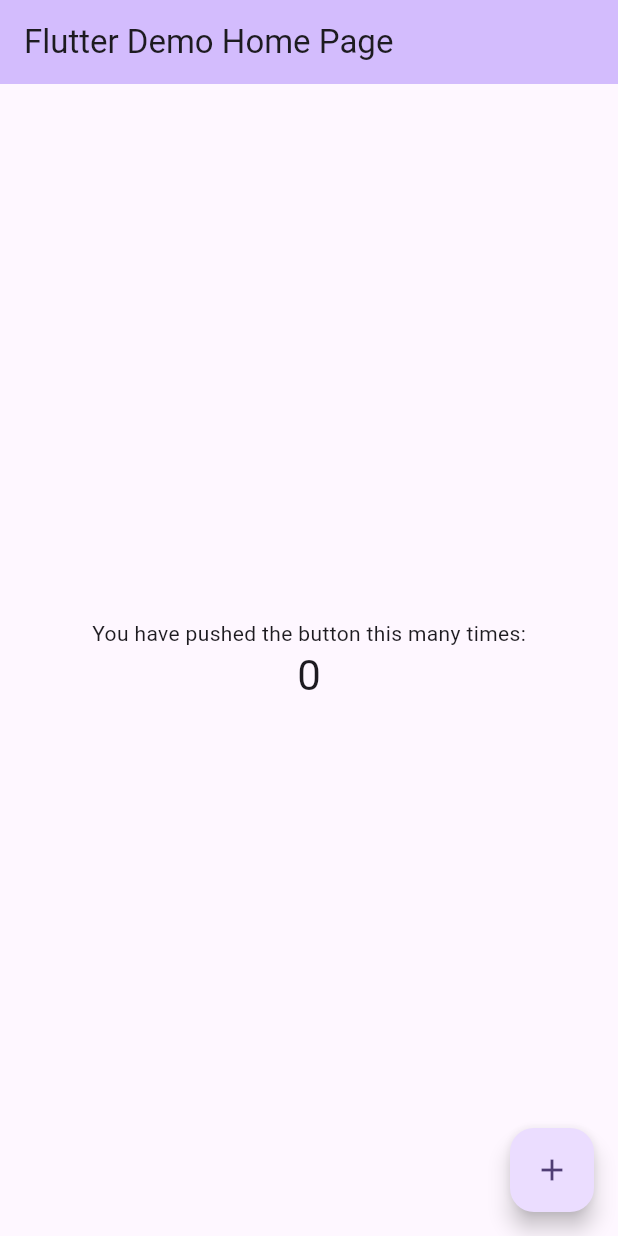
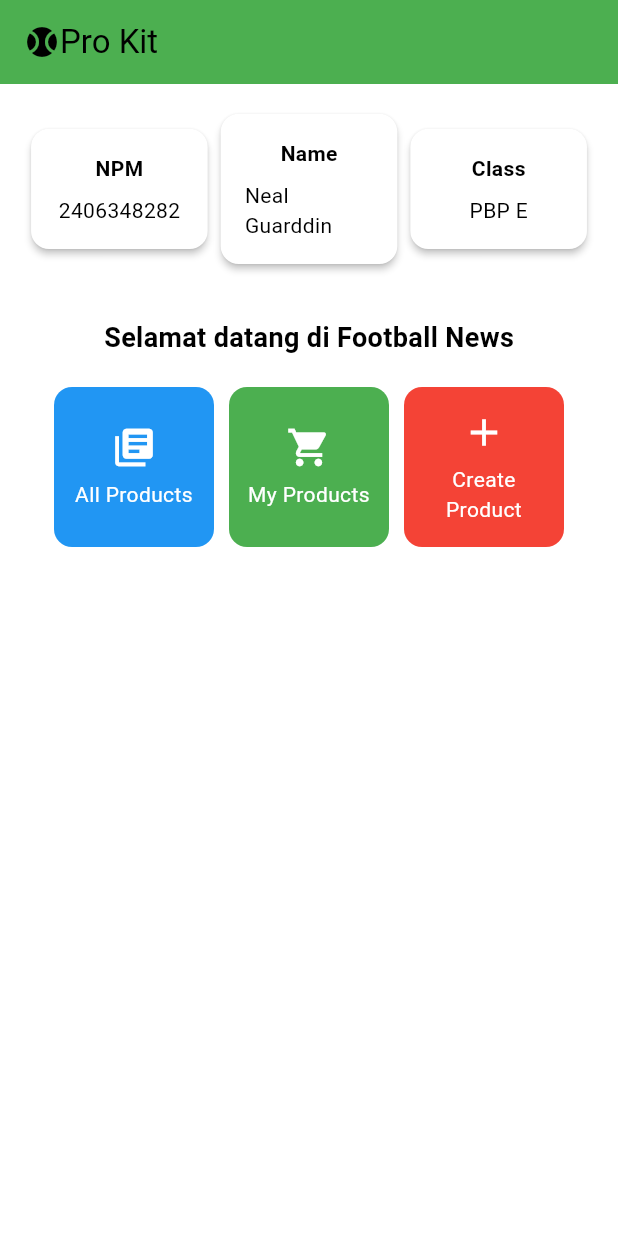
Before and after one commit to CerebrumCoder/pro-kit-mobile, a Flutter app: the screen it shows after launch, on a phone screen of 412 x 824 dp. Run offline on Flutter 3.47's test engine with Material 3 defaults, Android fonts, the phone set to English and light mode, and no system bars.

Commit message:
Tugas 7 Selesai

```diff
--- a/lib/main.dart
+++ b/lib/main.dart
@@ -1,122 +1,204 @@
 import 'package:flutter/material.dart';
 
 void main() {
-  runApp(const MyApp());
+  runApp(const ProKitApp());
 }
 
-class MyApp extends StatelessWidget {
-  const MyApp({super.key});
+class ProKitApp extends StatelessWidget {
+  const ProKitApp({super.key});
 
-  // This widget is the root of your application.
   @override
   Widget build(BuildContext context) {
     return MaterialApp(
-      title: 'Pro',
+      title: 'ProKit App',
+      debugShowCheckedModeBanner: false,
+      home: BasePage(),
       theme: ThemeData(
-        // This is the theme of your application.
-        //
-        // TRY THIS: Try running your application with "flutter run". You'll see
-        // the application has a purple toolbar. Then, without quitting the app,
-        // try changing the seedColor in the colorScheme below to Colors.green
-        // and then invoke "hot reload" (save your changes or press the "hot
-        // reload" button in a Flutter-supported IDE, or press "r" if you used
-        // the command line to start the app).
-        //
-        // Notice that the counter didn't reset back to zero; the application
-        // state is not lost during the reload. To reset the state, use hot
-        // restart instead.
-        //
-        // This works for code too, not just values: Most code changes can be
-        // tested with just a hot reload.
-        colorScheme: ColorScheme.fromSeed(seedColor: Colors.deepPurple),
+        colorScheme: ColorScheme.fromSwatch(
+          primarySwatch: Colors.green,
+        ).copyWith(secondary: Colors.greenAccent[400]),
       ),
-      home: const MyHomePage(title: 'Flutter Demo Home Page'),
     );
   }
 }
 
-class MyHomePage extends StatefulWidget {
-  const MyHomePage({super.key, required this.title});
+class BasePage extends StatelessWidget {
+  BasePage({super.key});
 
-  // This widget is the home page of your application. It is stateful, meaning
-  // that it has a State object (defined below) that contains fields that affect
-  // how it looks.
+  final String nama = "Neal Guarddin";
+  final String npm = "2406348282";
+  final String kelas = "PBP E";
 
-  // This class is the configuration for the state. It holds the values (in this
-  // case the title) provided by the parent (in this case the App widget) and
-  // used by the build method of the State. Fields in a Widget subclass are
-  // always marked "final".
-
-  final String title;
-
-  @override
-  State<MyHomePage> createState() => _MyHomePageState();
-}
-
-class _MyHomePageState extends State<MyHomePage> {
-  int _counter = 0;
-
-  void _incrementCounter() {
-    setState(() {
-      // This call to setState tells the Flutter framework that something has
-      // changed in this State, which causes it to rerun the build method below
-      // so that the display can reflect the updated values. If we changed
-      // _counter without calling setState(), then the build method would not be
-      // called again, and so nothing would appear to happen.
-      _counter++;
-    });
-  }
+  final List<ItemHomepage> items = [
+    ItemHomepage("All Products", Icons.my_library_books, Colors.blue),
+    ItemHomepage("My Products", Icons.shopping_cart, Colors.green),
+    ItemHomepage("Create Product", Icons.add, Colors.red),
+  ];
 
   @override
   Widget build(BuildContext context) {
-    // This method is rerun every time setState is called, for instance as done
-    // by the _incrementCounter method above.
-    //
-    // The Flutter framework has been optimized to make rerunning build methods
-    // fast, so that you can just rebuild anything that needs updating rather
-    // than having to individually change instances of widgets.
     return Scaffold(
       appBar: AppBar(
-        // TRY THIS: Try changing the color here to a specific color (to
-        // Colors.amber, perhaps?) and trigger a hot reload to see the AppBar
-        // change color while the other colors stay the same.
-        backgroundColor: Theme.of(context).colorScheme.inversePrimary,
-        // Here we take the value from the MyHomePage object that was created by
-        // the App.build method, and use it to set our appbar title.
-        title: Text(widget.title),
+        title: Row(
+          children: [
+            Icon(Icons.sports_baseball_rounded),
+            Text("Pro Kit")
+          ],
+        ),
+
+        backgroundColor: Theme.of(context).colorScheme.primary,
       ),
-      body: Center(
-        // Center is a layout widget. It takes a single child and positions it
-        // in the middle of the parent.
+      body: Padding(
+        padding: const EdgeInsets.all(16.0),
         child: Column(
-          // Column is also a layout widget. It takes a list of children and
-          // arranges them vertically. By default, it sizes itself to fit its
-          // children horizontally, and tries to be as tall as its parent.
-          //
-          // Column has various properties to control how it sizes itself and
-          // how it positions its children. Here we use mainAxisAlignment to
-          // center the children vertically; the main axis here is the vertical
-          // axis because Columns are vertical (the cross axis would be
-          // horizontal).
-          //
-          // TRY THIS: Invoke "debug painting" (choose the "Toggle Debug Paint"
-          // action in the IDE, or press "p" in the console), to see the
-          // wireframe for each widget.
-          mainAxisAlignment: MainAxisAlignment.center,
-          children: <Widget>[
-            const Text('You have pushed the button this many times:'),
-            Text(
-              '$_counter',
-              style: Theme.of(context).textTheme.headlineMedium,
+          crossAxisAlignment: CrossAxisAlignment.center,
+          children: [
+            Row(
+              mainAxisAlignment: MainAxisAlignment.spaceEvenly,
+              children: [
+                InfoCard(title: 'NPM', content: npm),
+                InfoCard(title: 'Name', content: nama),
+                InfoCard(title: 'Class', content: kelas),
+              ],
             ),
+
+            // Memberikan jarak vertikal 16 unit.
+            const SizedBox(height: 16.0),
+            // Menempatkan widget berikutnya di tengah halaman.
+            Center(
+              child: Column(
+                // Menyusun teks dan grid item secara vertikal.
+
+                children: [
+                  // Menampilkan teks sambutan dengan gaya tebal dan ukuran 18.
+                  const Padding(
+                    padding: EdgeInsets.only(top: 16.0),
+                    child: Text(
+                      'Selamat datang di Football News',
+                      style: TextStyle(
+                        fontWeight: FontWeight.bold,
+                        fontSize: 18.0,
+                      ),
+                    ),
+                  ),
+
+                  // Grid untuk menampilkan ItemCard dalam bentuk grid 3 kolom.
+                  GridView.count(
+                    primary: true,
+                    padding: const EdgeInsets.all(20),
+                    crossAxisSpacing: 10,
+                    mainAxisSpacing: 10,
+                    crossAxisCount: 3,
+                    // Agar grid menyesuaikan tinggi kontennya.
+                    shrinkWrap: true,
+
+                    // Menampilkan ItemCard untuk setiap item dalam list items.
+                    children: items.map((ItemHomepage item) {
+                      return ItemCard(item);
+                    }).toList(),
+                  ),
+                ],
+              ),
+            ),
+
           ],
         ),
       ),
-      floatingActionButton: FloatingActionButton(
-        onPressed: _incrementCounter,
-        tooltip: 'Increment',
-        child: const Icon(Icons.add),
-      ), // This trailing comma makes auto-formatting nicer for build methods.
     );
   }
 }
+
+class InfoCard extends StatelessWidget {
+  // Kartu informasi yang menampilkan title dan content.
+
+  final String title;  // Judul kartu.
+  final String content;  // Isi kartu.
+
+  const InfoCard({super.key, required this.title, required this.content});
+
+  @override
+  Widget build(BuildContext context) {
+    return Card(
+      // Membuat kotak kartu dengan bayangan dibawahnya.
+      elevation: 2.0,
+      child: Container(
+        // Mengatur ukuran dan jarak di dalam kartu.
+        width: MediaQuery.of(context).size.width / 3.5, // menyesuaikan dengan lebar device yang digunakan.
+        padding: const EdgeInsets.all(16.0),
+        // Menyusun title dan content secara vertikal.
+        child: Column(
+          children: [
+            Text(
+              title,
+              style: const TextStyle(fontWeight: FontWeight.bold),
+            ),
+            const SizedBox(height: 8.0),
+            Text(content),
+          ],
+        ),
+      ),
+    );
+  }
+}
+
+class ItemHomepage {
+ final String name;
+ final IconData icon;
+ final Color color;
+
+ ItemHomepage(this.name, this.icon, this.color);
+}
+
+class ItemCard extends StatelessWidget {
+  // Menampilkan kartu dengan ikon dan nama.
+
+  final ItemHomepage item;
+
+  const ItemCard(this.item, {super.key});
+
+  @override
+  Widget build(BuildContext context) {
+    return Material(
+      // Menentukan warna latar belakang dari tema aplikasi.
+      color: item.color,
+      // Membuat sudut kartu melengkung.
+      borderRadius: BorderRadius.circular(12),
+
+      child: InkWell(
+        // Aksi ketika kartu ditekan.
+        onTap: () {
+          // Menampilkan pesan SnackBar saat kartu ditekan.
+          ScaffoldMessenger.of(context)
+            ..hideCurrentSnackBar()
+            ..showSnackBar(
+              SnackBar(content: Text("Kamu telah menekan tombol ${item.name}!"))
+            );
+        },
+        // Container untuk menyimpan Icon dan Text
+        child: Container(
+          padding: const EdgeInsets.all(8),
+          child: Center(
+            child: Column(
+              // Menyusun ikon dan teks di tengah kartu.
+              mainAxisAlignment: MainAxisAlignment.center,
+              children: [
+                Icon(
+                  item.icon,
+                  color: Colors.white,
+                  size: 30.0,
+                ),
+                const Padding(padding: EdgeInsets.all(3)),
+                Text(
+                  item.name,
+                  textAlign: TextAlign.center,
+                  style: const TextStyle(color: Colors.white),
+                ),
+              ],
+            ),
+          ),
+        ),
+      ),
+    );
+  }
+
+}
```
Also changed, not shown: 2 other files.
